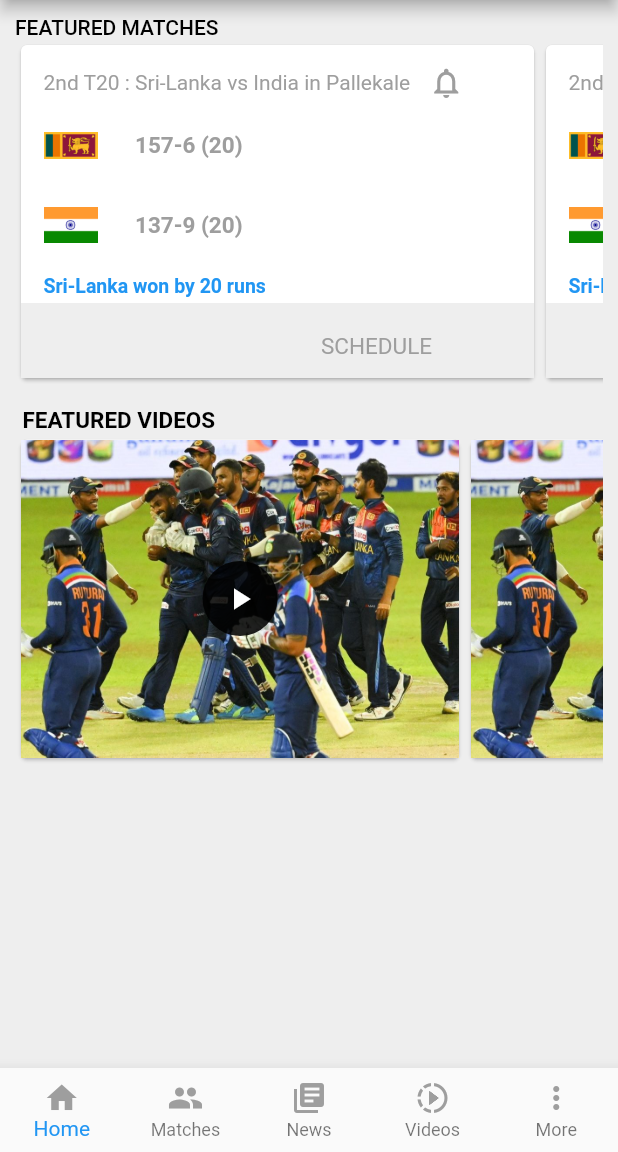
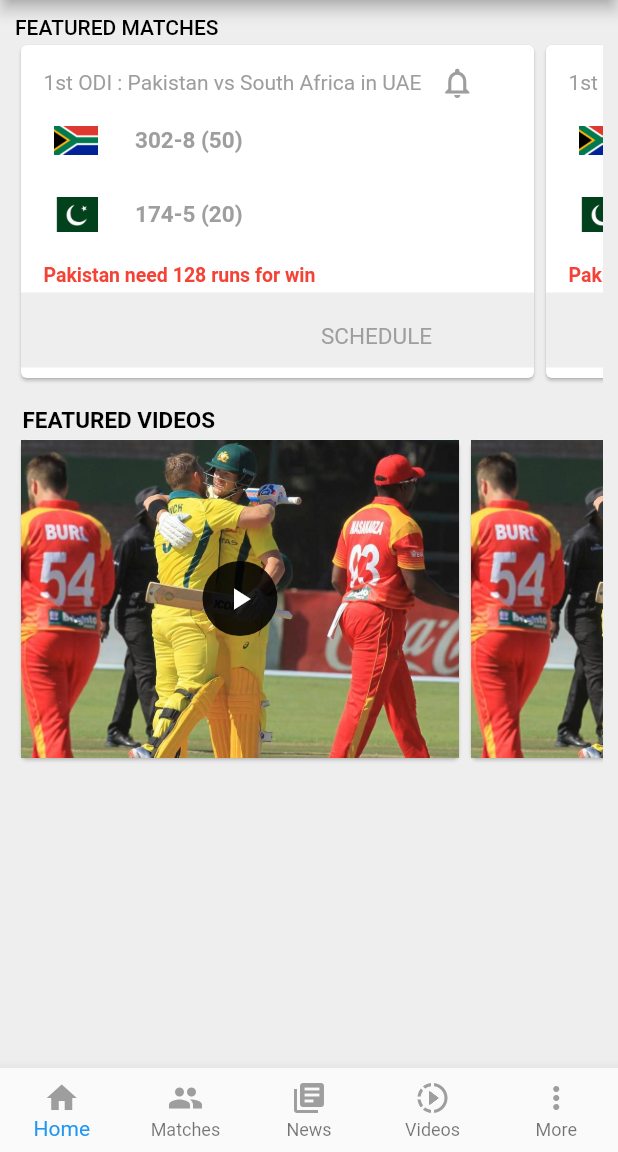
Before and after one commit to VimarshanaBandara/Cricbuzz-Clone-UI, a Flutter app: the screen it shows after launch, on a phone screen of 412 x 824 dp, the part 84-1236 px from its top. Run offline on Flutter 3.47's test engine with Material 2 defaults, Android fonts, the phone set to English and light mode, and no system bars.

Commit message:
Update score card

```diff
--- a/lib/home_screen.dart
+++ b/lib/home_screen.dart
@@ -57,7 +57,7 @@ class _HomeScreenState extends State<HomeScreen> {
                                     child: Row(
                                       children: [
 
-                                        Text('2nd T20 : Sri-Lanka vs India in Pallekale',style: TextStyle(color: Colors.grey),),
+                                        Text('1st ODI : Pakistan vs South Africa in UAE',style: TextStyle(color: Colors.grey),),
                                         IconButton(
                                           onPressed: (){},
                                           icon: Icon(Icons.notifications_none,color: Colors.grey,),
@@ -67,20 +67,21 @@ class _HomeScreenState extends State<HomeScreen> {
 
                                   ),
                                   Padding(
-                                    padding: EdgeInsets.only(left: 15.0),
+                                    padding: EdgeInsets.only(left: 22.0),
                                     child:Row(
                                       children: [
                                         Container(
-                                          height: 36.0,
-                                          width: 36.0,
+                                          height: 29.0,
+                                          width: 29.0,
                                           decoration: BoxDecoration(
                                               image: DecorationImage(
-                                                  image: AssetImage('images/sl.png')
+                                                  image: AssetImage('images/ra.png'),
+
                                               )
                                           ),
                                         ),
                                         SizedBox(width: 25.0,),
-                                        Text('157-6 (20)',style: TextStyle(color: Colors.grey,fontSize: 15.0,fontWeight: FontWeight.bold),)
+                                        Text('302-8 (50)',style: TextStyle(color: Colors.grey,fontSize: 15.0,fontWeight: FontWeight.bold),)
                                       ],
                                     ),
                                   ),
@@ -94,12 +95,12 @@ class _HomeScreenState extends State<HomeScreen> {
                                           width: 36.0,
                                           decoration: BoxDecoration(
                                               image: DecorationImage(
-                                                  image: AssetImage('images/in.png')
+                                                  image: AssetImage('images/pk.png')
                                               )
                                           ),
                                         ),
                                         SizedBox(width: 25.0,),
-                                        Text('137-9 (20)',style: TextStyle(color: Colors.grey,fontSize: 15.0,fontWeight: FontWeight.bold),)
+                                        Text('174-5 (20)',style: TextStyle(color: Colors.grey,fontSize: 15.0,fontWeight: FontWeight.bold),)
                                       ],
                                     ),
                                   ),
@@ -108,7 +109,7 @@ class _HomeScreenState extends State<HomeScreen> {
                                     padding: EdgeInsets.only(left: 15.0),
                                     child:Row(
                                       children: [
-                                        Text('Sri-Lanka won by 20 runs',style: TextStyle(color: Colors.blue,fontSize: 13.0,fontWeight: FontWeight.bold),)
+                                        Text('Pakistan need 128 runs for win',style: TextStyle(color: Colors.red,fontSize: 13.0,fontWeight: FontWeight.bold),)
                                       ],
                                     ),
                                   ),
@@ -159,7 +160,7 @@ class _HomeScreenState extends State<HomeScreen> {
                                          width: 300.0,
                                          decoration: BoxDecoration(
                                            image: DecorationImage(
-                                             image: AssetImage('images/image01.jpg'),
+                                             image: AssetImage('images/image02.jpg'),
                                              fit: BoxFit.cover
                                            )
                                          ),
--- a/pubspec.yaml
+++ b/pubspec.yaml
@@ -46,6 +46,9 @@ flutter:
      - images/image01.jpg
      - images/sl.png
      - images/in.png
+     - images/ra.png
+     - images/pk.png
+     - images/image02.jpg
 
   # An image asset can refer to one or more resolution-specific "variants", see
   # https://flutter.dev/assets-and-images/#resolution-aware.
```
Also changed, not shown: demo/ss2.png (added), images/image02.jpg (added), images/pk.png (added), images/ra.png (added), 1 other file.
